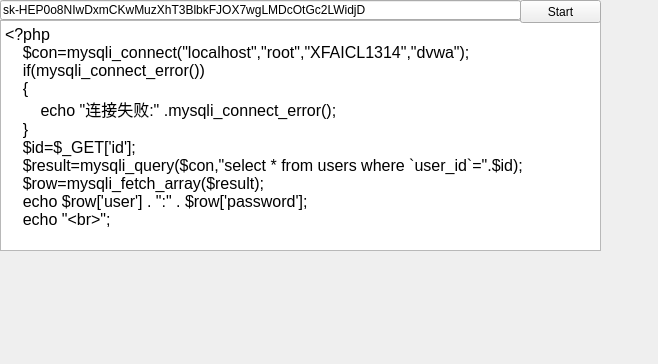
Above: UI/Code_Audit.ui from IMNU-S1mple/Graduation-design before the change. Below: the same form after it.
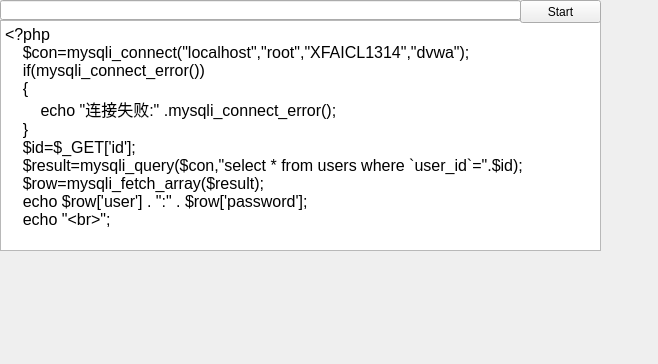
That is the form after the change.

Patch:
```diff
--- a/UI/Code_Audit.ui
+++ b/UI/Code_Audit.ui
@@ -53,7 +53,7 @@
     </rect>
    </property>
    <property name="text">
-    <string>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</string>
+    <string></string>
    </property>
   </widget>
  </widget>
```
